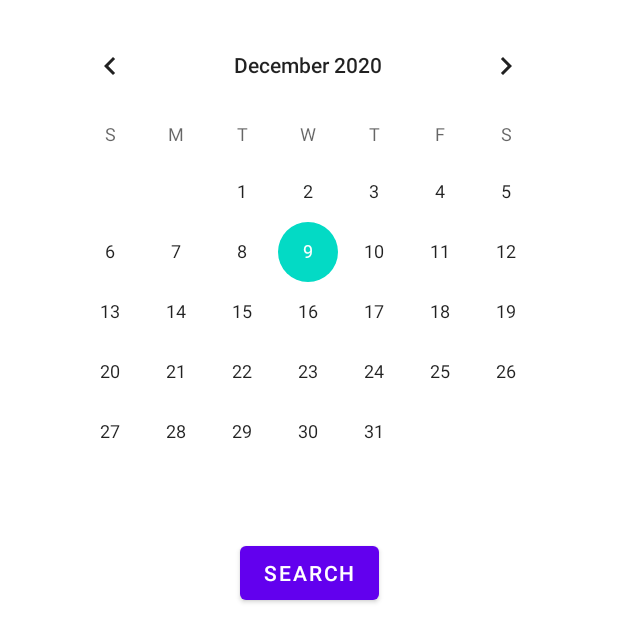
After one commit to MrNevinskiy/NASA-APOD, an Android app: the layout fragment_apod_search.xml on its own in the app's theme, with its tools: preview values and no code run, on a phone screen of 412 x 824 dp. The commit adds this screen. Shown: the top 642 px of the screen. Run offline under Robolectric (Android 15) with nearby library versions, the phone set to English and light mode, and no system bars.

Commit message:
0.0.1.1 -add model (setter trouble) -add layout (img 250dp)

```diff
--- /dev/null
+++ b/app/src/main/res/layout/fragment_apod_search.xml
@@ -0,0 +1,36 @@
+<?xml version="1.0" encoding="utf-8"?>
+<androidx.constraintlayout.widget.ConstraintLayout
+    xmlns:android="http://schemas.android.com/apk/res/android"
+    xmlns:app="http://schemas.android.com/apk/res-auto"
+    android:layout_width="match_parent"
+    android:layout_height="match_parent">
+
+    <CalendarView
+        android:id="@+id/calendarView"
+        android:layout_width="wrap_content"
+        android:layout_height="wrap_content"
+        android:layout_marginTop="10dp"
+        app:layout_constraintEnd_toEndOf="parent"
+        app:layout_constraintHorizontal_bias="0.491"
+        app:layout_constraintStart_toStartOf="parent"
+        app:layout_constraintTop_toTopOf="parent" />
+
+    <androidx.recyclerview.widget.RecyclerView
+        android:id="@+id/recyclerView"
+        android:layout_width="295dp"
+        android:layout_height="206dp"
+        android:layout_marginTop="44dp"
+        app:layout_constraintEnd_toEndOf="parent"
+        app:layout_constraintStart_toStartOf="parent"
+        app:layout_constraintTop_toBottomOf="@+id/search" />
+
+    <Button
+        android:id="@+id/search"
+        android:layout_width="wrap_content"
+        android:layout_height="wrap_content"
+        android:layout_marginTop="10dp"
+        android:text="@string/search"
+        app:layout_constraintEnd_toEndOf="parent"
+        app:layout_constraintStart_toStartOf="parent"
+        app:layout_constraintTop_toBottomOf="@+id/calendarView" />
+</androidx.constraintlayout.widget.ConstraintLayout>
--- a/app/src/main/res/values/strings.xml
+++ b/app/src/main/res/values/strings.xml
@@ -1,3 +1,5 @@
 <resources>
     <string name="app_name">Astronomy Picture of the Day</string>
+    <string name="search">Search</string>
+    <string name="Date">date</string>
 </resources>
```
Also changed, not shown: app/src/main/res/layout/activity_main.xml (+8 -15 lines), app/src/main/res/layout/fragment_apod_detail.xml (added, +39 -0 lines), app/src/main/res/layout/item_search.xml (added, +17 -0 lines).
